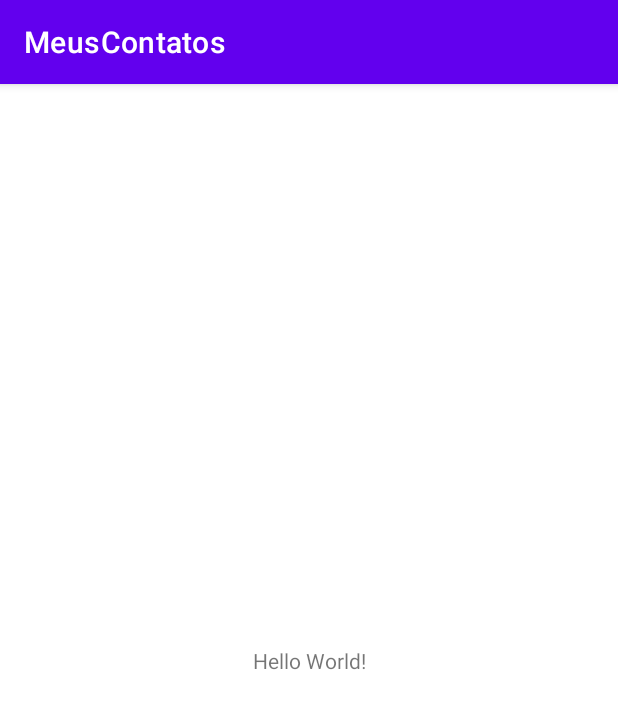
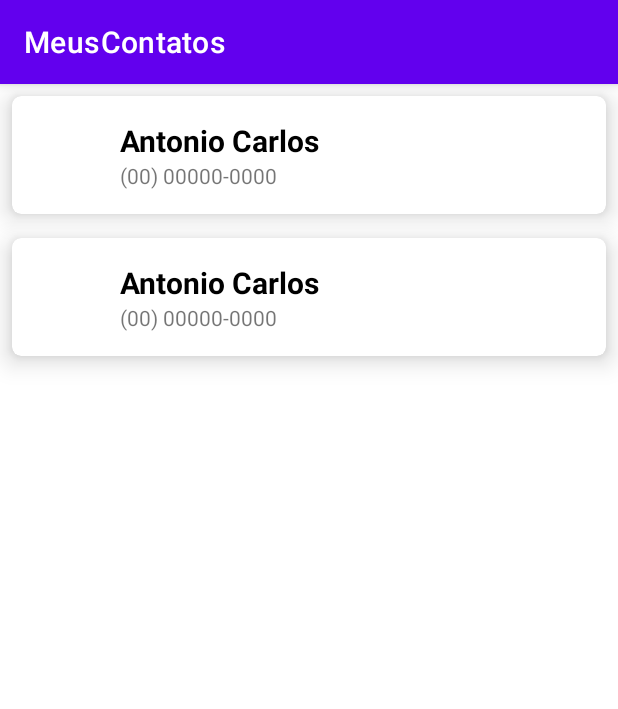
Before and after one commit to toninhobueno/Kotlin-Api-s, an Android app: the screen it shows after launch (MainActivity), on a phone screen of 412 x 824 dp. Shown: the top 709 px of the screen. Run offline under Robolectric (Android 15) with nearby library versions, the phone set to English and light mode, and no system bars.

Commit message:
recycler e card view finalizados e feitos alguns ajustes

```diff
--- a/app/src/main/java/github/toninhobueno/meuscontatos/ContactAdapter.kt
+++ b/app/src/main/java/github/toninhobueno/meuscontatos/ContactAdapter.kt
@@ -3,30 +3,48 @@ package github.toninhobueno.meuscontatos
 import android.view.LayoutInflater
 import android.view.View
 import android.view.ViewGroup
+import android.widget.ImageView
+import android.widget.TextView
 import androidx.appcompat.view.menu.ActionMenuItemView
 import androidx.recyclerview.widget.RecyclerView
 
+// Recycler view com seus construtores
 class ContactAdapter : RecyclerView.Adapter<ContactAdapter.ContactAdapterViewHolder>() {
 
     private val list: MutableList<Contact> = mutableListOf()
 
+    //Infla o layout
     override fun onCreateViewHolder(parent: ViewGroup, viewType: Int): ContactAdapterViewHolder {
         val view = LayoutInflater.from(parent.context).inflate(R.layout.contact_item,parent,false)
         return ContactAdapterViewHolder(view)
     }
 
+    //altera a posição baseado no cursor
     override fun onBindViewHolder(holder: ContactAdapterViewHolder, position: Int) {
         holder.bind(list[position])
     }
 
+    // tamanho da lista
     override fun getItemCount(): Int {
         return list.size
     }
 
+    //atualiza a lista
+    fun updateList(list: List<Contact>){
+        this.list.clear()
+        this.list.addAll(list)
+        notifyDataSetChanged()
+    }
 
+    //Adapter recebe os itens do cardview
     class ContactAdapterViewHolder (itemView: View) : RecyclerView.ViewHolder(itemView){
+        private  val tvName : TextView = itemView.findViewById(R.id.tv_name)
+        private  val tvPhone : TextView = itemView.findViewById(R.id.tv_phone)
+        private  val ivPhotograph : ImageView = itemView.findViewById(R.id.iv_photograph)
+
         fun bind(contact : Contact){
-
+            tvName.text = contact.name
+            tvPhone.text = contact.fone
         }
     }
 }
--- a/app/src/main/java/github/toninhobueno/meuscontatos/MainActivity.kt
+++ b/app/src/main/java/github/toninhobueno/meuscontatos/MainActivity.kt
@@ -2,10 +2,48 @@ package github.toninhobueno.meuscontatos
 
 import androidx.appcompat.app.AppCompatActivity
 import android.os.Bundle
+import androidx.recyclerview.widget.LinearLayoutManager
+import androidx.recyclerview.widget.RecyclerView
 
 class MainActivity : AppCompatActivity() {
+
+    private val rvList: RecyclerView by lazy {
+        findViewById<RecyclerView>(R.id.rv_List)
+    }
+
+    private val adapter = ContactAdapter()
+
     override fun onCreate(savedInstanceState: Bundle?) {
         super.onCreate(savedInstanceState)
         setContentView(R.layout.activity_main)
+
+
+        bindView()
+        updateList()
+    }
+
+    private fun bindView() {
+        rvList.adapter = adapter
+        rvList.layoutManager = LinearLayoutManager(this)
+
+    }
+
+
+    private fun updateList() {
+        adapter.updateList(
+            arrayListOf(
+                Contact(
+                    "Antonio Carlos",
+                    "(00) 00000-0000",
+                    "img.png",
+
+                ),
+                Contact(
+                    "Antonio Carlos",
+                    "(00) 00000-0000",
+                    "img.png"
+                )
+            )
+        )
     }
 }
--- a/app/src/main/res/layout/activity_main.xml
+++ b/app/src/main/res/layout/activity_main.xml
@@ -6,13 +6,15 @@
     android:layout_height="match_parent"
     tools:context=".MainActivity">
 
-    <TextView
-        android:layout_width="wrap_content"
-        android:layout_height="wrap_content"
-        android:text="Hello World!"
-        app:layout_constraintBottom_toBottomOf="parent"
-        app:layout_constraintLeft_toLeftOf="parent"
-        app:layout_constraintRight_toRightOf="parent"
-        app:layout_constraintTop_toTopOf="parent" />
+  <androidx.recyclerview.widget.RecyclerView
+      android:id="@+id/rv_List"
+      android:layout_width="0dp"
+      android:layout_height="0dp"
+      app:layout_constraintStart_toStartOf="parent"
+      app:layout_constraintEnd_toEndOf="parent"
+      app:layout_constraintBottom_toBottomOf="parent"
+      app:layout_constraintTop_toTopOf="parent"
+      />
+
 
 </androidx.constraintlayout.widget.ConstraintLayout>
--- a/app/src/main/res/layout/contact_item.xml
+++ b/app/src/main/res/layout/contact_item.xml
@@ -1,9 +1,13 @@
 <?xml version="1.0" encoding="utf-8"?>
 <androidx.cardview.widget.CardView xmlns:android="http://schemas.android.com/apk/res/android"
     android:layout_width="match_parent"
-    android:layout_height="match_parent"
+    android:layout_height="wrap_content"
     xmlns:app="http://schemas.android.com/apk/res-auto"
-    xmlns:tools="http://schemas.android.com/tools">
+    xmlns:tools="http://schemas.android.com/tools"
+    app:cardElevation="10dp"
+    android:layout_margin="8dp"
+    app:cardCornerRadius="6dp"
+    >
 
     <androidx.constraintlayout.widget.ConstraintLayout
         android:layout_width="match_parent"
```
